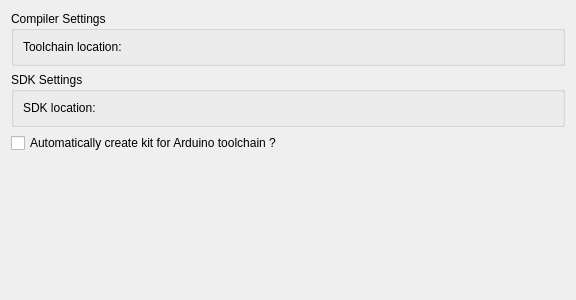
Qt form src/arduinosettingswidget.ui (ThomArmax/arduino-qt-creator-plugin) before a commit.
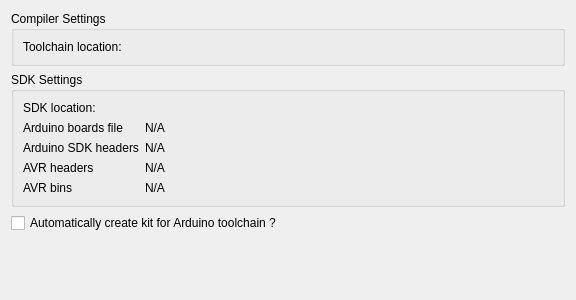
The same form after that commit. Custom widgets are drawn as their Qt base class.

Commit message: Add Arduino SDK path validation process. UI improved

What changed in the file:
```diff
--- a/src/arduinosettingswidget.ui
+++ b/src/arduinosettingswidget.ui
@@ -51,15 +51,15 @@
      </property>
      <layout class="QVBoxLayout" name="verticalLayout_3">
       <item>
-       <layout class="QHBoxLayout" name="horizontalLayout_2">
-        <item>
+       <layout class="QFormLayout" name="formLayoutSdk">
+        <item row="0" column="0">
          <widget class="QLabel" name="labelSdkLocation">
           <property name="text">
            <string>SDK location:</string>
           </property>
          </widget>
         </item>
-        <item>
+        <item row="0" column="1">
          <widget class="Utils::PathChooser" name="sdkLocationPathChooser" native="true">
           <property name="sizePolicy">
            <sizepolicy hsizetype="Expanding" vsizetype="Preferred">
@@ -69,6 +69,62 @@
           </property>
          </widget>
         </item>
+        <item row="1" column="0">
+         <widget class="QLabel" name="label_4">
+          <property name="text">
+           <string>Arduino boards file</string>
+          </property>
+         </widget>
+        </item>
+        <item row="1" column="1">
+         <widget class="QLabel" name="labelArduinoBoardsFile">
+          <property name="text">
+           <string>N/A</string>
+          </property>
+         </widget>
+        </item>
+        <item row="2" column="0">
+         <widget class="QLabel" name="label">
+          <property name="text">
+           <string>Arduino SDK headers</string>
+          </property>
+         </widget>
+        </item>
+        <item row="2" column="1">
+         <widget class="QLabel" name="labelArduinoHeaders">
+          <property name="text">
+           <string>N/A</string>
+          </property>
+         </widget>
+        </item>
+        <item row="3" column="0">
+         <widget class="QLabel" name="label_2">
+          <property name="text">
+           <string>AVR headers</string>
+          </property>
+         </widget>
+        </item>
+        <item row="3" column="1">
+         <widget class="QLabel" name="labelAvrHeaders">
+          <property name="text">
+           <string>N/A</string>
+          </property>
+         </widget>
+        </item>
+        <item row="4" column="0">
+         <widget class="QLabel" name="label_3">
+          <property name="text">
+           <string>AVR bins</string>
+          </property>
+         </widget>
+        </item>
+        <item row="4" column="1">
+         <widget class="QLabel" name="labelAvrBins">
+          <property name="text">
+           <string>N/A</string>
+          </property>
+         </widget>
+        </item>
        </layout>
       </item>
      </layout>
```
The commit also changes 4 other files.
